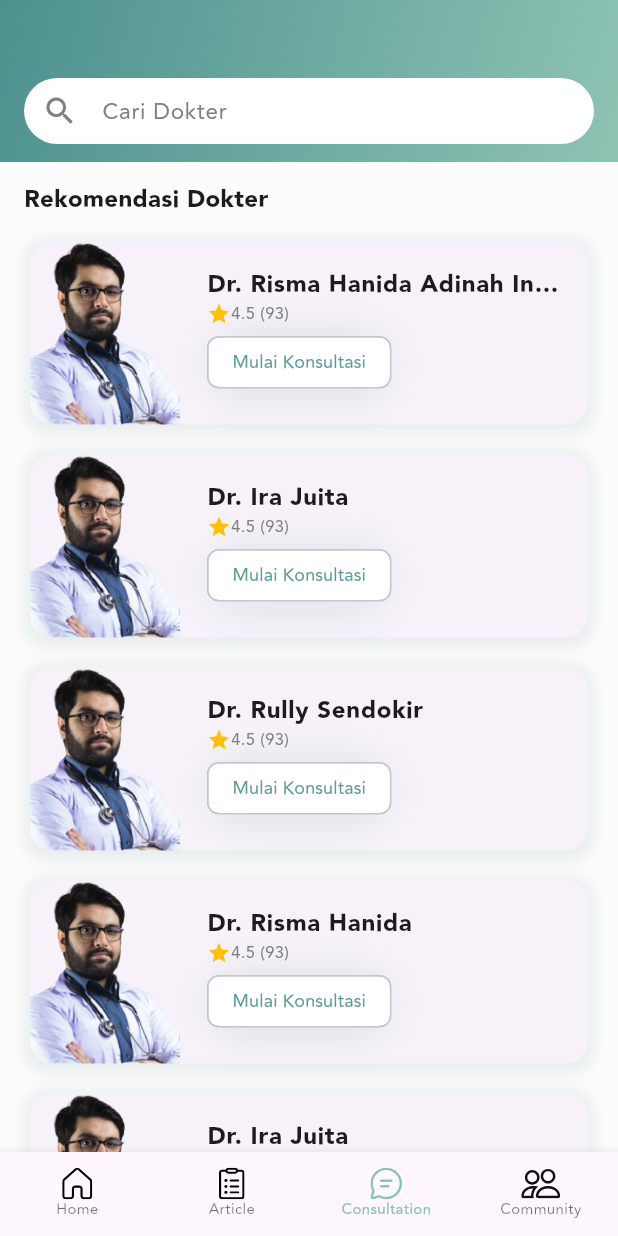
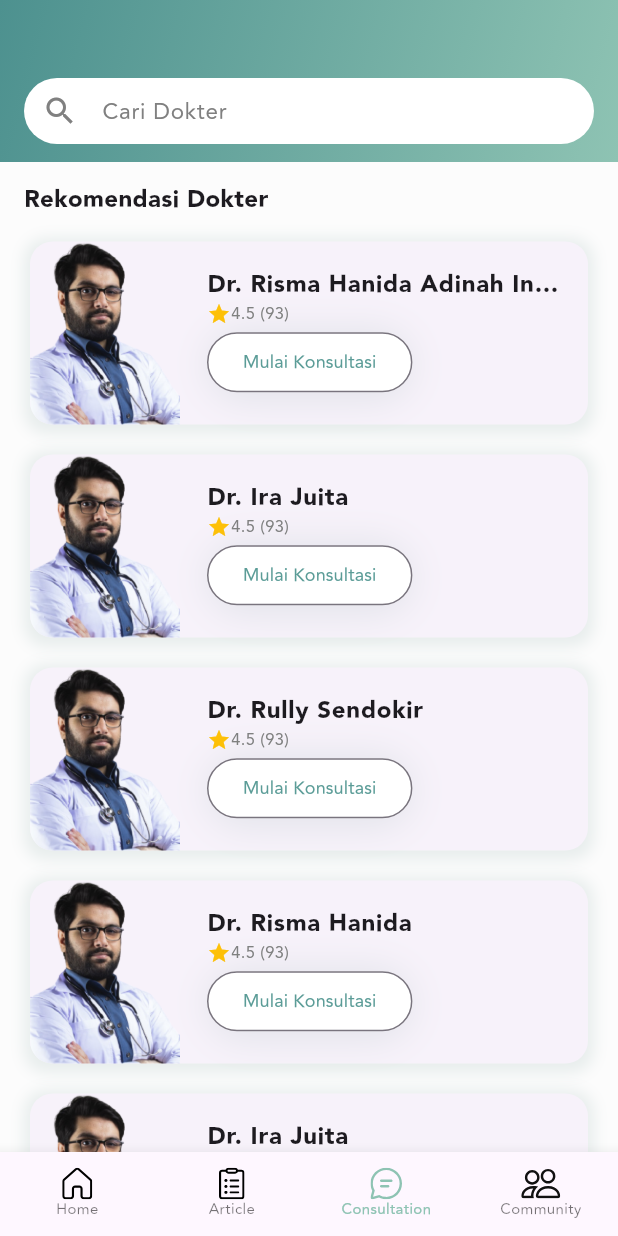
Before and after one commit to kiminandayo19/Mom_Kids_App, a Flutter app: the screen it shows after launch, item 3 of the bottom bar chosen, on a phone screen of 412 x 824 dp. Run offline on Flutter 3.47's test engine with Material 2 defaults, Android fonts, the phone set to English and light mode, and no system bars; our stand-ins replace flutter_svg.

Commit message:
chore: Change start consultation button from Chip widget into OutlinedButton widget.

```diff
--- a/lib/screens/consultation/consultation_screen.dart
+++ b/lib/screens/consultation/consultation_screen.dart
@@ -120,13 +120,16 @@ class _ConsultationState extends State<Consultation> {
                                                     ),
                                                   ],
                                                 ),
-                                                child: const Chip(
-                                                  label: Text('Mulai Konsultasi',
+                                                child: OutlinedButton(
+                                                  onPressed: (){},
+                                                  style: OutlinedButton.styleFrom(
+                                                    backgroundColor: Colors.white,
+                                                  ),
+                                                  child: const Text('Mulai Konsultasi',
                                                     style: TextStyle(
                                                         fontSize: 12, fontFamily: 'Avenir-Regular', color: Color(0xFF5B9C97)
                                                     ),
                                                   ),
-                                                  backgroundColor: Colors.white,
                                                 ),
                                               ),
                                               const SizedBox(height: 16,),
```
